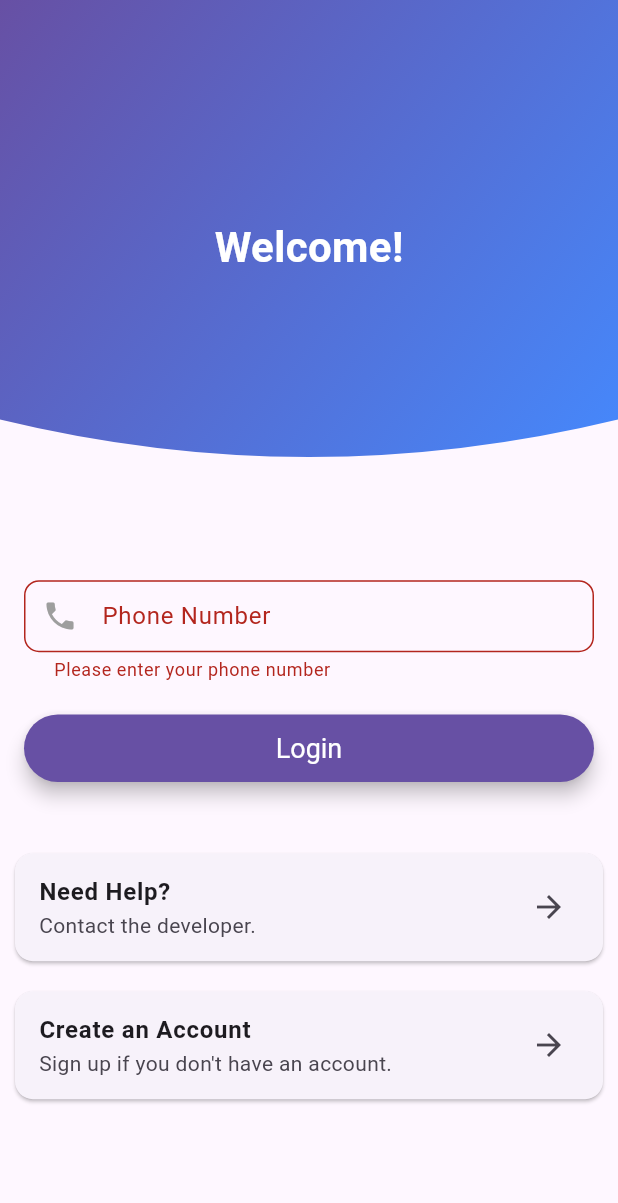
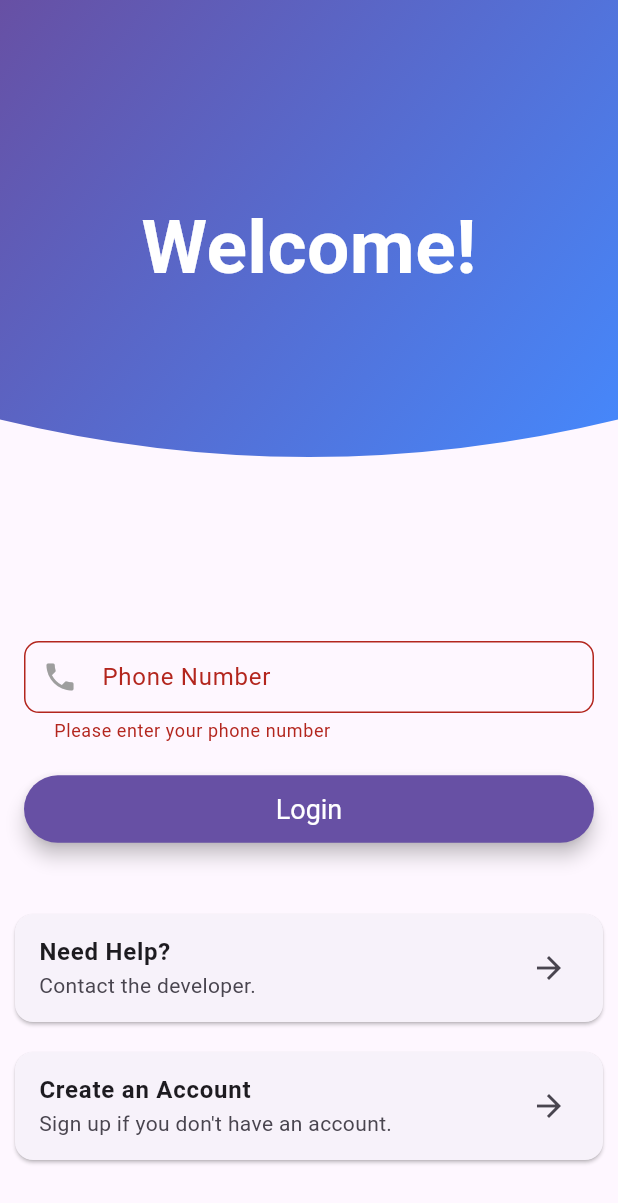
Before and after one commit to rezk1834/intern_demo_app, a Flutter app: the screen it shows after launch, after a tap on "Login", on a phone screen of 412 x 824 dp. Shown: the top 1203 px of the screen. Run offline on Flutter 3.47's test engine with Material 3 defaults, Android fonts, the phone set to English and light mode, and no system bars; our stand-ins replace flutter_bloc; missing offline and left inert: phone_number.

Commit message:
Modify the login to accept only 10 or 11 phone numbers

```diff
--- a/lib/screens/login_screen.dart
+++ b/lib/screens/login_screen.dart
@@ -1,13 +1,53 @@
 import 'package:flutter/material.dart';
+import 'package:phone_number/phone_number.dart';
 
 class LoginPage extends StatefulWidget {
   @override
   _LoginPageState createState() => _LoginPageState();
 }
 
-class _LoginPageState extends State<LoginPage> {
+class _LoginPageState extends State<LoginPage> with SingleTickerProviderStateMixin {
   final TextEditingController _phoneController = TextEditingController();
   final GlobalKey<FormState> _formKey = GlobalKey<FormState>();
+
+  late AnimationController _animationController;
+  late Animation<Offset> _formAnimation;
+  late Animation<double> _fadeInAnimation;
+
+  @override
+  void initState() {
+    super.initState();
+    _animationController = AnimationController(
+      vsync: this,
+      duration: Duration(milliseconds: 1000),
+    );
+
+    // Slide-up animation for the form
+    _formAnimation = Tween<Offset>(
+      begin: Offset(0, 1),
+      end: Offset(0, 0),
+    ).animate(
+      CurvedAnimation(parent: _animationController, curve: Curves.easeOut),
+    );
+
+    // Fade-in animation for the welcome text
+    _fadeInAnimation = Tween<double>(
+      begin: 0.0,
+      end: 1.0,
+    ).animate(
+      CurvedAnimation(parent: _animationController, curve: Curves.easeIn),
+    );
+
+    // Start the animation
+    _animationController.forward();
+  }
+
+  @override
+  void dispose() {
+    _animationController.dispose();
+    _phoneController.dispose();
+    super.dispose();
+  }
 
   void _login() {
     if (_formKey.currentState!.validate()) {
@@ -31,11 +71,12 @@ class _LoginPageState extends State<LoginPage> {
       validator: (value) {
         if (value == null || value.isEmpty) {
           return 'Please enter your phone number';
-        } else if (!RegExp(r'^\+?\d{10,}$').hasMatch(value)) {
+        } else if (!RegExp(r'^\+?\d{10,11}$').hasMatch(value)) {
           return 'Please enter a valid phone number';
         }
         return null;
       },
+
     );
   }
 
@@ -95,11 +136,13 @@ class _LoginPageState extends State<LoginPage> {
                   end: Alignment.bottomRight,
                 ),
               ),
+              child: FadeTransition(
+                opacity: _fadeInAnimation,
                 child: Center(
                   child: Text(
                     'Welcome!',
                     style: TextStyle(
-                    fontSize: 28,
+                      fontSize: 50,
                       fontWeight: FontWeight.bold,
                       color: Colors.white,
                     ),
@@ -107,15 +150,14 @@ class _LoginPageState extends State<LoginPage> {
                 ),
               ),
             ),
-          // Main Content wrapped in SingleChildScrollView
-          SingleChildScrollView(
-            physics: NeverScrollableScrollPhysics(),
+          ),
+          // Main Content with Slide Animation
+          SlideTransition(
+            position: _formAnimation,
             child: Center(
+              child: SingleChildScrollView(
                 child: isLandscape
-                  ? Column(
-                children: [
-                  SizedBox(height: screenSize.height * 0.4),
-                  Row(
+                    ? Row(
                   mainAxisAlignment: MainAxisAlignment.center,
                   children: [
                     Expanded(
@@ -157,8 +199,6 @@ class _LoginPageState extends State<LoginPage> {
                       ),
                     ),
                   ],
-                  ),
-                ],
                 )
                     : Column(
                   mainAxisSize: MainAxisSize.min,
@@ -198,6 +238,7 @@ class _LoginPageState extends State<LoginPage> {
                 ),
               ),
             ),
+          ),
         ],
       ),
     );
```
Lines whose indentation alone changed are shown as unchanged.
